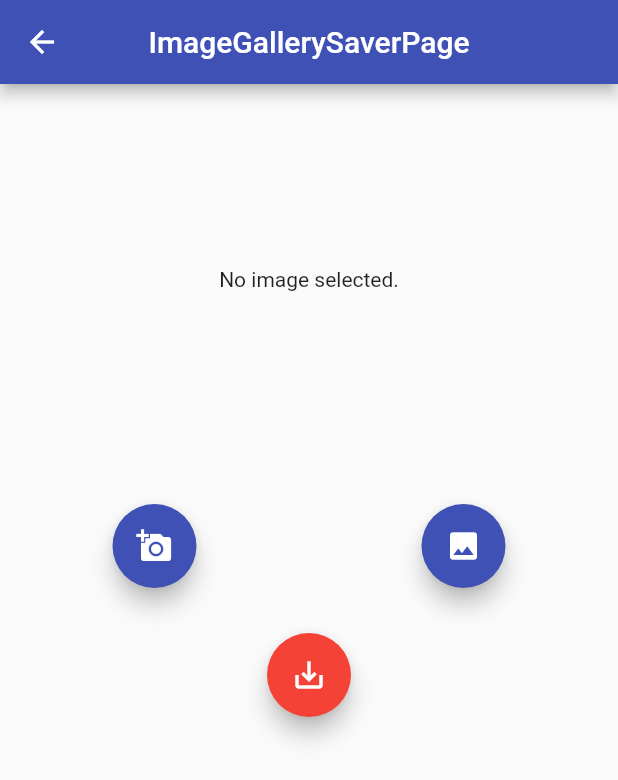
After one commit to mihiron/flutter_package_sample, a Flutter app: the ImageGallerySaverPage screen opened by its route, after a tap on the "add a photo" icon, on a phone screen of 412 x 824 dp. The commit adds this screen. Shown: the top 780 px of the screen. Run offline on Flutter 3.47's test engine with Material 2 defaults, Android fonts, the phone set to English and light mode, and no system bars; our stand-ins replace dio, flutter_riverpod, flutter_secure_storage, freezed_annotation, image_gallery_saver, image_picker and 1 more; accounts and stored records are empty.

Commit message:
ImageGallerySaverのサンプル実装

```diff
--- a/lib/routes/app_router.dart
+++ b/lib/routes/app_router.dart
@@ -2,6 +2,7 @@ import 'package:flutter/material.dart';
 import 'package:flutter_package_sample/routes/app_routes.dart';
 import 'package:flutter_package_sample/views/dio_coffee_page.dart';
 import 'package:flutter_package_sample/views/home_page.dart';
+import 'package:flutter_package_sample/views/image_gallery_saver_page.dart';
 import 'package:flutter_package_sample/views/secure_storage_page.dart';
 import 'package:flutter_package_sample/views/webview_sample/webview_page.dart';
 import 'package:flutter_package_sample/views/webview_sample/webview_screen.dart';
@@ -19,6 +20,8 @@ class AppRouter {
         return _buildRoute(const WebViewScreenPage());
       case AppRoutes.secureStoragePage:
         return _buildRoute(SecureStoragePage());
+      case AppRoutes.imageGallerySaverPage:
+        return _buildRoute(const ImageGallerySaverPage());
 
       default:
         return null;
--- a/lib/routes/app_routes.dart
+++ b/lib/routes/app_routes.dart
@@ -4,4 +4,5 @@ class AppRoutes {
   static const webView = '/webView';
   static const webViewScreen = '/webViewScreen';
   static const secureStoragePage = '/secureStoragePage';
+  static const imageGallerySaverPage = '/imageGallerySaverPage';
 }
--- /dev/null
+++ b/lib/services/image_picker_service.dart
@@ -0,0 +1,19 @@
+import 'dart:io';
+
+import 'package:image_picker/image_picker.dart';
+
+class ImagePickerService {
+  // カメラから画像を取得
+  static Future<File?> getImageFromCamera() async {
+    final pickedFile =
+        await ImagePicker().pickImage(source: ImageSource.camera);
+    return File(pickedFile!.path);
+  }
+
+  // ギャラリーから画像を取得
+  static Future getImageFromGallery() async {
+    final pickedFile =
+        await ImagePicker().pickImage(source: ImageSource.gallery);
+    return File(pickedFile!.path);
+  }
+}
--- a/lib/views/home_page.dart
+++ b/lib/views/home_page.dart
@@ -34,6 +34,7 @@ class MyHomePage extends StatelessWidget {
 
   List<Widget> _items(BuildContext context) {
     return [
+      _myListTile(context, AppRoutes.imageGallerySaverPage),
       _myListTile(context, AppRoutes.secureStoragePage),
       _myListTile(context, AppRoutes.dioPage),
       _myListTile(context, AppRoutes.webView),
--- /dev/null
+++ b/lib/views/image_gallery_saver_page.dart
@@ -0,0 +1,102 @@
+import 'dart:io';
+import 'dart:typed_data';
+
+import 'package:flutter/material.dart';
+import 'package:flutter_riverpod/flutter_riverpod.dart';
+import 'package:image_gallery_saver/image_gallery_saver.dart';
+import 'package:flutter_package_sample/components/my_app_bar.dart';
+import 'package:flutter_package_sample/services/image_picker_service.dart';
+
+final imageStateProvider = StateProvider<File>((ref) {
+  return File("");
+});
+
+class ImageGallerySaverPage extends ConsumerWidget {
+  const ImageGallerySaverPage({super.key});
+
+  @override
+  Widget build(BuildContext context, WidgetRef ref) {
+    // StateControllerの取得
+    final imageStateController = ref.read(imageStateProvider.notifier);
+
+    // watch() またはread() の引数にProviderを指定し、Providerが管理しているデータを取得
+    final image = ref.watch(imageStateProvider);
+
+    // 画像の保存
+    Future saveImage() async {
+      // 空の場合は保存しない
+      if (image.path.isEmpty) {
+        return;
+      }
+
+      // 画像データの配列を取得
+      Uint8List buffer = await image.readAsBytes();
+      // 保存
+      final result = await ImageGallerySaver.saveImage(buffer);
+
+      debugPrint(result.toString());
+    }
+
+    return Scaffold(
+      appBar: const MyAppBar("ImageGallerySaverPage"),
+      body: Center(
+          child: Column(
+        mainAxisAlignment: MainAxisAlignment.start,
+        crossAxisAlignment: CrossAxisAlignment.center,
+        children: [
+          const SizedBox(
+            height: 30,
+          ),
+          SizedBox(
+            height: 200,
+            child: image.path.isEmpty
+                ? const Center(child: Text('No image selected.'))
+                : Image.file(image),
+          ),
+          const SizedBox(
+            height: 50,
+          ),
+          Row(
+            mainAxisAlignment: MainAxisAlignment.spaceAround,
+            children: [
+              FloatingActionButton(
+                onPressed: () async {
+                  // ImagePickerServiceのgetImageFromCamera()を使い、カメラから画像を取得
+                  final picked = await ImagePickerService.getImageFromCamera();
+                  // 取得した画像をプロバイダー経由で画面に反映
+                  imageStateController.state = picked!;
+                },
+                heroTag: 'hiro1',
+                child: const Icon(Icons.add_a_photo),
+              ),
+              FloatingActionButton(
+                onPressed: () async {
+                  // ImagePickerServiceのgetImageFromGallery()を使い、カメラから画像を取得
+                  final picked = await ImagePickerService.getImageFromGallery();
+                  // 取得した画像をプロバイダー経由で画面に反映
+                  imageStateController.state = picked!;
+                },
+                heroTag: 'hiro2',
+                child: const Icon(Icons.image),
+              ),
+            ],
+          ),
+          const SizedBox(
+            height: 30,
+          ),
+          Row(
+            mainAxisAlignment: MainAxisAlignment.center,
+            children: [
+              FloatingActionButton(
+                // saveImageで画像を保存
+                onPressed: saveImage,
+                backgroundColor: Colors.red,
+                child: const Icon(Icons.save_alt),
+              ),
+            ],
+          ),
+        ],
+      )),
+    );
+  }
+}
--- a/pubspec.yaml
+++ b/pubspec.yaml
@@ -42,6 +42,8 @@ dependencies:
   dio: ^5.0.3
   webview_flutter: ^4.0.7
   flutter_secure_storage: ^8.0.0
+  image_gallery_saver: ^1.7.1
+  image_picker: ^0.8.7
 
 dev_dependencies:
   flutter_test:
```
Also changed, not shown: pubspec.lock.
